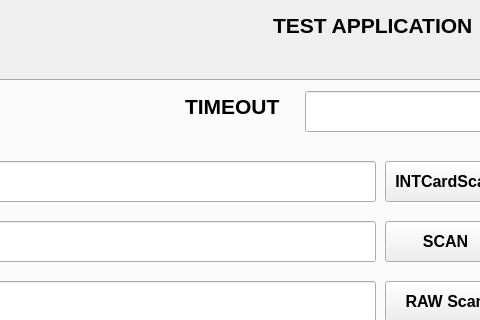
This is QT/wiegand/nwgnd.ui in natashaiwscope/emulator_v0 as Qt 5 draws it before an edit; both pictures show x 357 to 837 and y 0 to 320 of the 976 by 637 pixel window. The edited form follows.
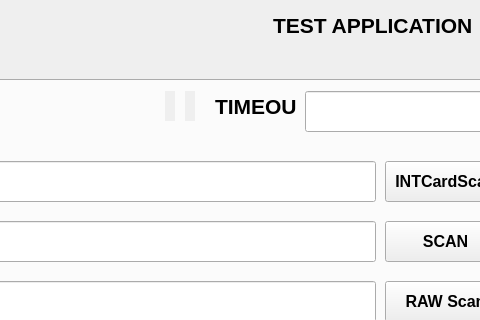
This is the edited form.

Diff of the .ui file:
```diff
--- a/QT/wiegand/nwgnd.ui
+++ b/QT/wiegand/nwgnd.ui
@@ -380,9 +380,9 @@
     <widget class="QLabel" name="label_7">
      <property name="geometry">
       <rect>
-       <x>540</x>
+       <x>570</x>
        <y>10</y>
-       <width>111</width>
+       <width>81</width>
        <height>31</height>
       </rect>
      </property>
@@ -412,6 +412,118 @@
       </font>
      </property>
     </widget>
+    <widget class="QLabel" name="redLED">
+     <property name="geometry">
+      <rect>
+       <x>520</x>
+       <y>10</y>
+       <width>10</width>
+       <height>30</height>
+      </rect>
+     </property>
+     <property name="palette">
+      <palette>
+       <active>
+        <colorrole role="ButtonText">
+         <brush brushstyle="SolidPattern">
+          <color alpha="255">
+           <red>13</red>
+           <green>12</green>
+           <blue>54</blue>
+          </color>
+         </brush>
+        </colorrole>
+       </active>
+       <inactive>
+        <colorrole role="ButtonText">
+         <brush brushstyle="SolidPattern">
+          <color alpha="255">
+           <red>13</red>
+           <green>12</green>
+           <blue>54</blue>
+          </color>
+         </brush>
+        </colorrole>
+       </inactive>
+       <disabled>
+        <colorrole role="ButtonText">
+         <brush brushstyle="SolidPattern">
+          <color alpha="255">
+           <red>141</red>
+           <green>144</green>
+           <blue>145</blue>
+          </color>
+         </brush>
+        </colorrole>
+       </disabled>
+      </palette>
+     </property>
+     <property name="autoFillBackground">
+      <bool>true</bool>
+     </property>
+     <property name="frameShadow">
+      <enum>QFrame::Plain</enum>
+     </property>
+     <property name="text">
+      <string/>
+     </property>
+    </widget>
+    <widget class="QLabel" name="grnLED">
+     <property name="geometry">
+      <rect>
+       <x>540</x>
+       <y>10</y>
+       <width>10</width>
+       <height>30</height>
+      </rect>
+     </property>
+     <property name="palette">
+      <palette>
+       <active>
+        <colorrole role="ButtonText">
+         <brush brushstyle="SolidPattern">
+          <color alpha="255">
+           <red>13</red>
+           <green>12</green>
+           <blue>54</blue>
+          </color>
+         </brush>
+        </colorrole>
+       </active>
+       <inactive>
+        <colorrole role="ButtonText">
+         <brush brushstyle="SolidPattern">
+          <color alpha="255">
+           <red>13</red>
+           <green>12</green>
+           <blue>54</blue>
+          </color>
+         </brush>
+        </colorrole>
+       </inactive>
+       <disabled>
+        <colorrole role="ButtonText">
+         <brush brushstyle="SolidPattern">
+          <color alpha="255">
+           <red>141</red>
+           <green>144</green>
+           <blue>145</blue>
+          </color>
+         </brush>
+        </colorrole>
+       </disabled>
+      </palette>
+     </property>
+     <property name="autoFillBackground">
+      <bool>true</bool>
+     </property>
+     <property name="frameShadow">
+      <enum>QFrame::Plain</enum>
+     </property>
+     <property name="text">
+      <string/>
+     </property>
+    </widget>
    </widget>
    <widget class="QWidget" name="tab_4">
     <attribute name="title">
```
Left out of the diff: 40 changed lines with no effect on the pictures.
